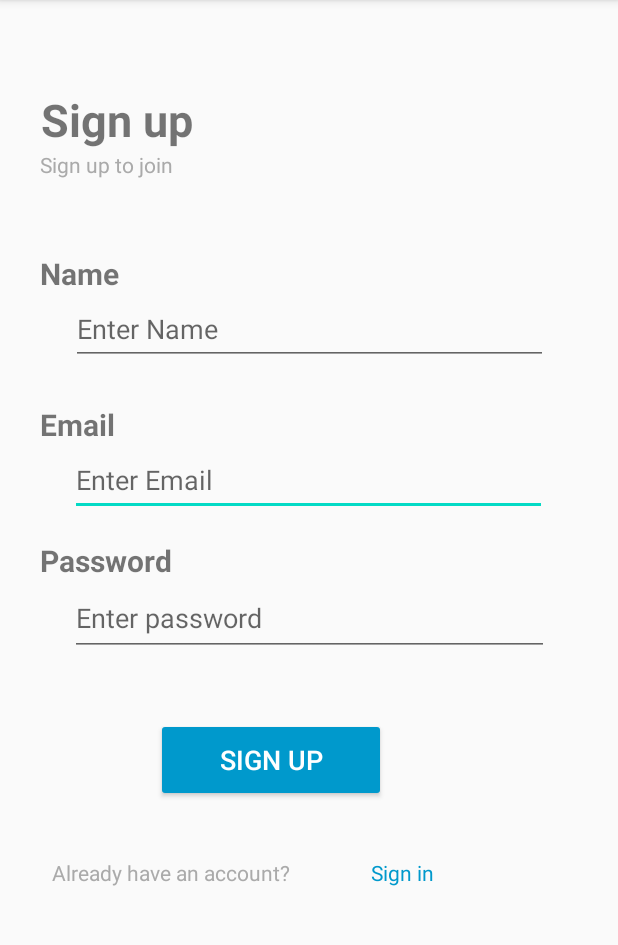
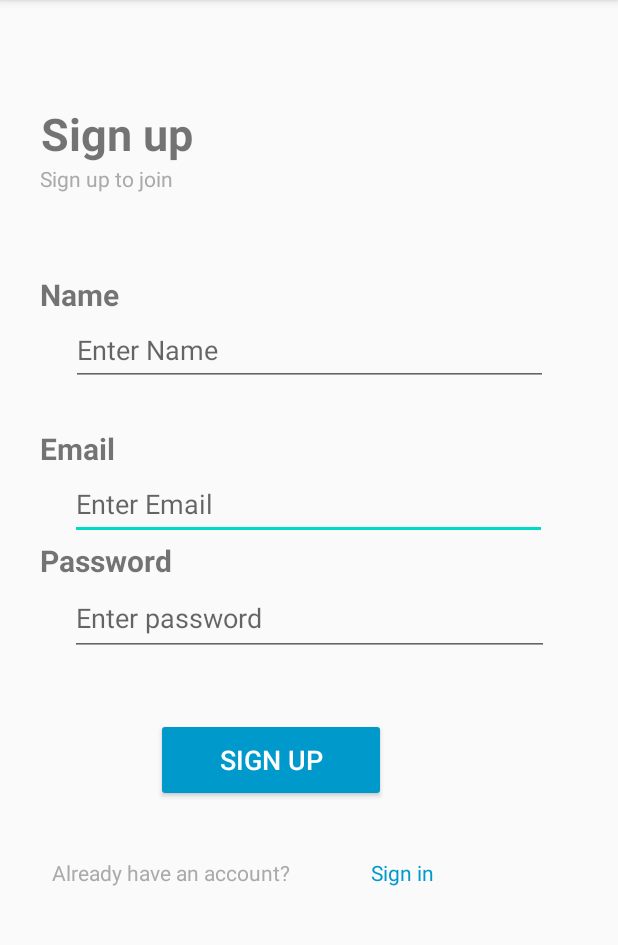
Before and after one commit to Tharun-code-bit/Kotlin-To-Do-App, an Android app: the SignUp screen opened directly, with no data from a screen before it, on a phone screen of 412 x 824 dp, the part 84-1029 px from its top. Run offline under Robolectric (Android 15) with nearby library versions, the phone set to English and light mode, and no system bars.

Commit message:
Update activity_sign_up.xml

```diff
--- a/app/src/main/res/layout/activity_sign_up.xml
+++ b/app/src/main/res/layout/activity_sign_up.xml
@@ -17,7 +17,7 @@
             android:id="@+id/editTextTextEmailAddress4"
             android:layout_width="318dp"
             android:layout_height="47dp"
-            android:layout_marginBottom="16dp"
+
             android:ems="10"
             android:hint="Enter Email"
             android:inputType="textEmailAddress"
```
